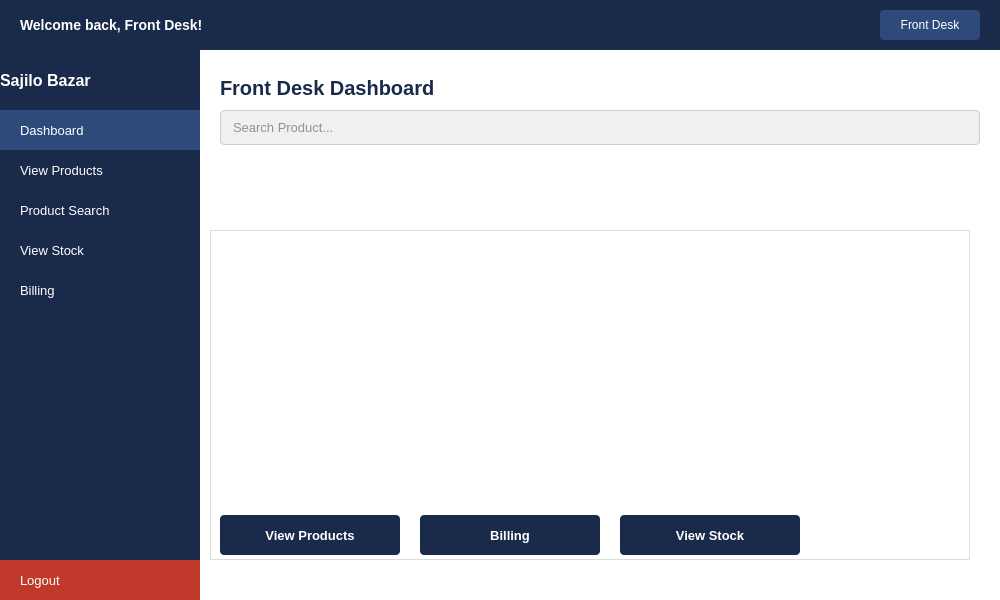
kriitikat/Sajilo-Bazarr, file ui/frontdesk.ui: the form before one commit.
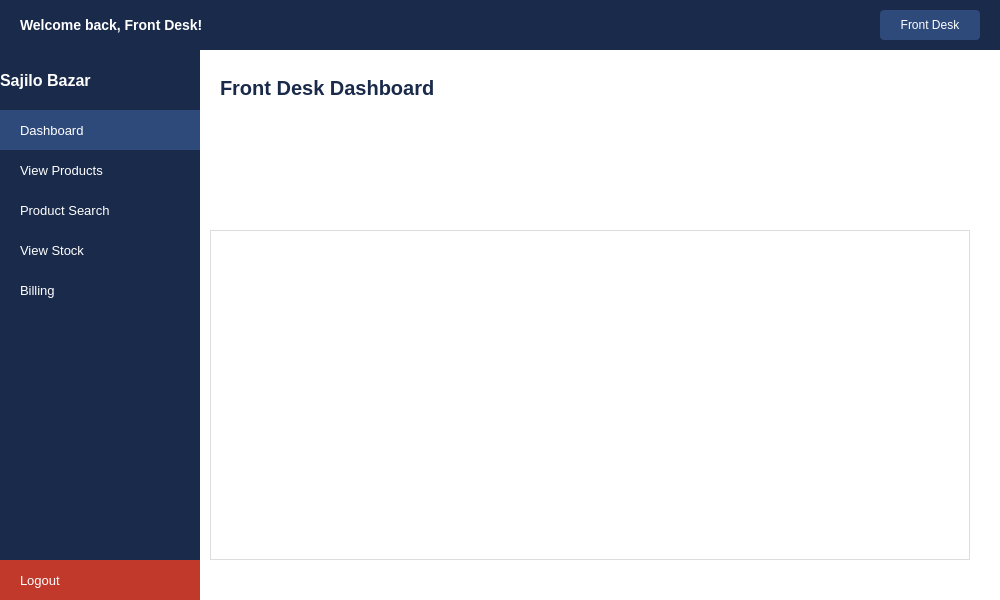
The form after the commit.

Commit message: feat: add stats dashboard to front desk view

Diff of the .ui file:
```diff
--- a/ui/frontdesk.ui
+++ b/ui/frontdesk.ui
@@ -215,22 +215,6 @@
       <string>Front Desk Dashboard</string>
      </property>
     </widget>
-    <widget class="QLineEdit" name="searchBar">
-     <property name="geometry">
-      <rect>
-       <x>20</x>
-       <y>60</y>
-       <width>760</width>
-       <height>35</height>
-      </rect>
-     </property>
-     <property name="styleSheet">
-      <string notr="true">QLineEdit { border: 1px solid #cccccc; border-radius: 4px; padding: 5px 10px; font-size: 13px; color: #333; }</string>
-     </property>
-     <property name="placeholderText">
-      <string>Search Product...</string>
-     </property>
-    </widget>
     <widget class="QTableWidget" name="productTable">
      <property name="geometry">
       <rect>
@@ -244,54 +228,6 @@
       <string notr="true">QTableWidget { border: 1px solid #dddddd; gridline-color: #eeeeee; font-size: 13px; } QHeaderView::section { background-color: #1a2a4a; color: white; padding: 6px; font-weight: bold; }</string>
      </property>
     </widget>
-    <widget class="QPushButton" name="btnViewProductsMain">
-     <property name="geometry">
-      <rect>
-       <x>20</x>
-       <y>465</y>
-       <width>180</width>
-       <height>40</height>
-      </rect>
-     </property>
-     <property name="styleSheet">
-      <string notr="true">QPushButton { background-color: #1a2a4a; color: white; border-radius: 4px; font-size: 13px; font-weight: bold; } QPushButton:hover { background-color: #2e4a7a; }</string>
-     </property>
-     <property name="text">
-      <string>View Products</string>
-     </property>
-    </widget>
-    <widget class="QPushButton" name="btnBillingMain">
-     <property name="geometry">
-      <rect>
-       <x>220</x>
-       <y>465</y>
-       <width>180</width>
-       <height>40</height>
-      </rect>
-     </property>
-     <property name="styleSheet">
-      <string notr="true">QPushButton { background-color: #1a2a4a; color: white; border-radius: 4px; font-size: 13px; font-weight: bold; } QPushButton:hover { background-color: #2e4a7a; }</string>
-     </property>
-     <property name="text">
-      <string>Billing</string>
-     </property>
-    </widget>
-    <widget class="QPushButton" name="btnViewStockMain">
-     <property name="geometry">
-      <rect>
-       <x>420</x>
-       <y>465</y>
-       <width>180</width>
-       <height>40</height>
-      </rect>
-     </property>
-     <property name="styleSheet">
-      <string notr="true">QPushButton { background-color: #1a2a4a; color: white; border-radius: 4px; font-size: 13px; font-weight: bold; } QPushButton:hover { background-color: #2e4a7a; }</string>
-     </property>
-     <property name="text">
-      <string>View Stock</string>
-     </property>
-    </widget>
    </widget>
   </widget>
  </widget>
```
The commit also changes 2 other files.
